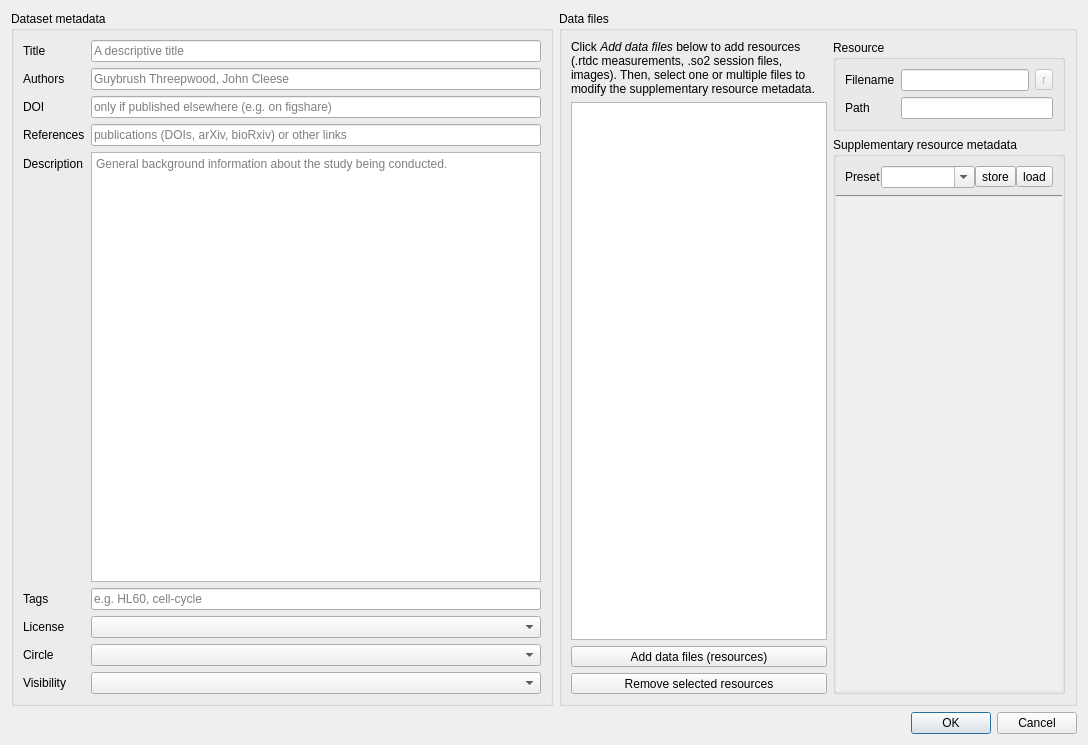
First picture: the form in dcoraid/gui/upload/dlg_upload.ui, repository DCOR-dev/DCOR-Aid, before the edit.
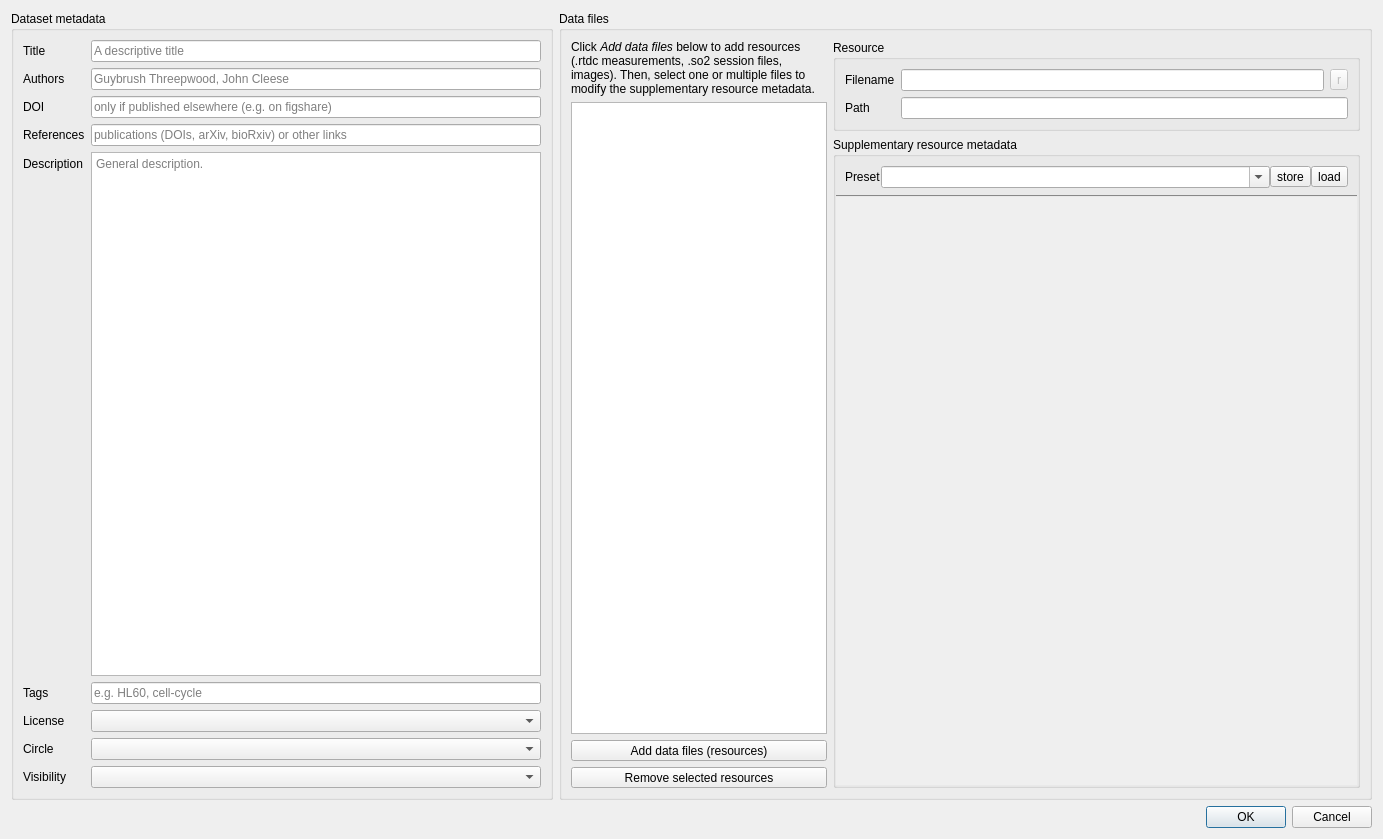
Second picture: the form after the edit. Icons and pictures are not drawn. Custom widgets are drawn as their Qt base class.

Commit message: enh: update dialog: select first resource when none is selected and user added some

Patch:
```diff
--- a/dcoraid/gui/upload/dlg_upload.ui
+++ b/dcoraid/gui/upload/dlg_upload.ui
@@ -6,8 +6,8 @@
    <rect>
     <x>0</x>
     <y>0</y>
-    <width>1088</width>
-    <height>745</height>
+    <width>1383</width>
+    <height>839</height>
    </rect>
   </property>
   <property name="windowTitle">
@@ -129,7 +129,7 @@
              </size>
             </property>
             <property name="placeholderText">
-             <string>General background information about the study being conducted.</string>
+             <string>General description.</string>
             </property>
            </widget>
           </item>
@@ -446,8 +446,8 @@
                     <rect>
                      <x>0</x>
                      <y>0</y>
-                     <width>261</width>
-                     <height>470</height>
+                     <width>500</width>
+                     <height>564</height>
                     </rect>
                    </property>
                    <layout class="QVBoxLayout" name="verticalLayout_6">
```
The commit also changes 1 other file.
